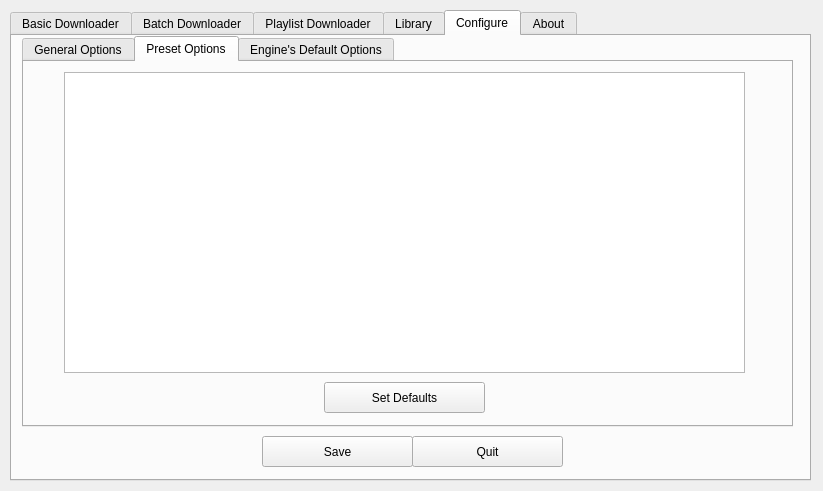
Old version of the form src/mainwindow.ui in the repository mhogomchungu/media-downloader.
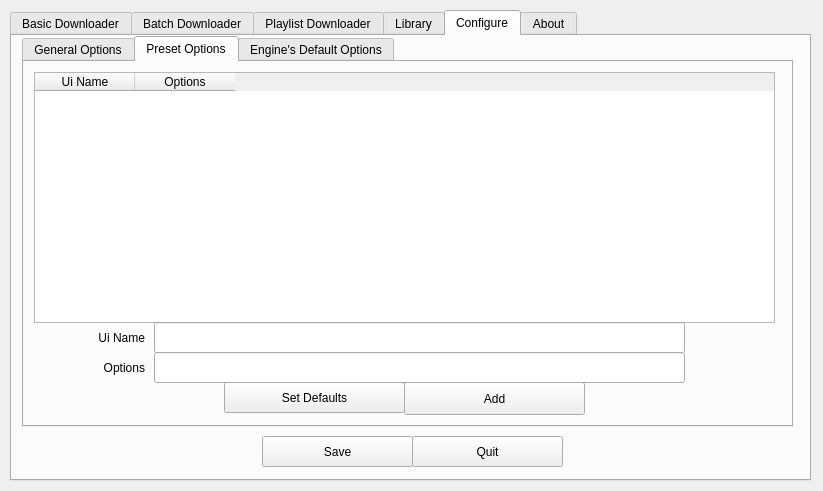
New version of the form. The open tabs and pages were chosen to show the change.

Commit message: use a better ui for setting preset options

```diff
--- a/src/mainwindow.ui
+++ b/src/mainwindow.ui
@@ -1309,22 +1309,12 @@
        <attribute name="title">
         <string>Preset Options</string>
        </attribute>
-       <widget class="QTextEdit" name="textEditConfigurePresetOptions">
-        <property name="geometry">
-         <rect>
-          <x>40</x>
-          <y>10</y>
-          <width>681</width>
-          <height>301</height>
-         </rect>
-        </property>
-       </widget>
        <widget class="QPushButton" name="pbConfigureSetPresetDefaults">
         <property name="geometry">
          <rect>
-          <x>300</x>
+          <x>200</x>
           <y>320</y>
-          <width>161</width>
+          <width>181</width>
           <height>31</height>
          </rect>
         </property>
@@ -1335,6 +1325,109 @@
          <string>Set Defaults</string>
         </property>
        </widget>
+       <widget class="QTableWidget" name="tableWidgetConfigurePresetOptions">
+        <property name="geometry">
+         <rect>
+          <x>10</x>
+          <y>10</y>
+          <width>741</width>
+          <height>251</height>
+         </rect>
+        </property>
+        <property name="editTriggers">
+         <set>QAbstractItemView::NoEditTriggers</set>
+        </property>
+        <property name="tabKeyNavigation">
+         <bool>false</bool>
+        </property>
+        <property name="showDropIndicator" stdset="0">
+         <bool>false</bool>
+        </property>
+        <property name="selectionMode">
+         <enum>QAbstractItemView::NoSelection</enum>
+        </property>
+        <property name="selectionBehavior">
+         <enum>QAbstractItemView::SelectItems</enum>
+        </property>
+        <property name="gridStyle">
+         <enum>Qt::SolidLine</enum>
+        </property>
+        <column>
+         <property name="text">
+          <string>Ui Name</string>
+         </property>
+        </column>
+        <column>
+         <property name="text">
+          <string notr="true">Options</string>
+         </property>
+        </column>
+       </widget>
+       <widget class="QPushButton" name="pbConfigureAddToPresetList">
+        <property name="geometry">
+         <rect>
+          <x>380</x>
+          <y>320</y>
+          <width>181</width>
+          <height>33</height>
+         </rect>
+        </property>
+        <property name="text">
+         <string>Add</string>
+        </property>
+       </widget>
+       <widget class="QLineEdit" name="lineEditConfigureUiName">
+        <property name="geometry">
+         <rect>
+          <x>130</x>
+          <y>260</y>
+          <width>531</width>
+          <height>31</height>
+         </rect>
+        </property>
+       </widget>
+       <widget class="QLineEdit" name="lineEditConfigurePresetOptions">
+        <property name="geometry">
+         <rect>
+          <x>130</x>
+          <y>290</y>
+          <width>531</width>
+          <height>31</height>
+         </rect>
+        </property>
+       </widget>
+       <widget class="QLabel" name="labelConfugureUiName">
+        <property name="geometry">
+         <rect>
+          <x>0</x>
+          <y>260</y>
+          <width>121</width>
+          <height>31</height>
+         </rect>
+        </property>
+        <property name="text">
+         <string>Ui Name</string>
+        </property>
+        <property name="alignment">
+         <set>Qt::AlignRight|Qt::AlignTrailing|Qt::AlignVCenter</set>
+        </property>
+       </widget>
+       <widget class="QLabel" name="labelConfigureOptionsPresetOptiions">
+        <property name="geometry">
+         <rect>
+          <x>0</x>
+          <y>290</y>
+          <width>121</width>
+          <height>31</height>
+         </rect>
+        </property>
+        <property name="text">
+         <string>Options</string>
+        </property>
+        <property name="alignment">
+         <set>Qt::AlignRight|Qt::AlignTrailing|Qt::AlignVCenter</set>
+        </property>
+       </widget>
       </widget>
       <widget class="QWidget" name="EngineDefaultOptions">
        <attribute name="title">
```
Left out of the diff: 5 changed lines with no effect on the pictures. The commit also changes 7 other files.
